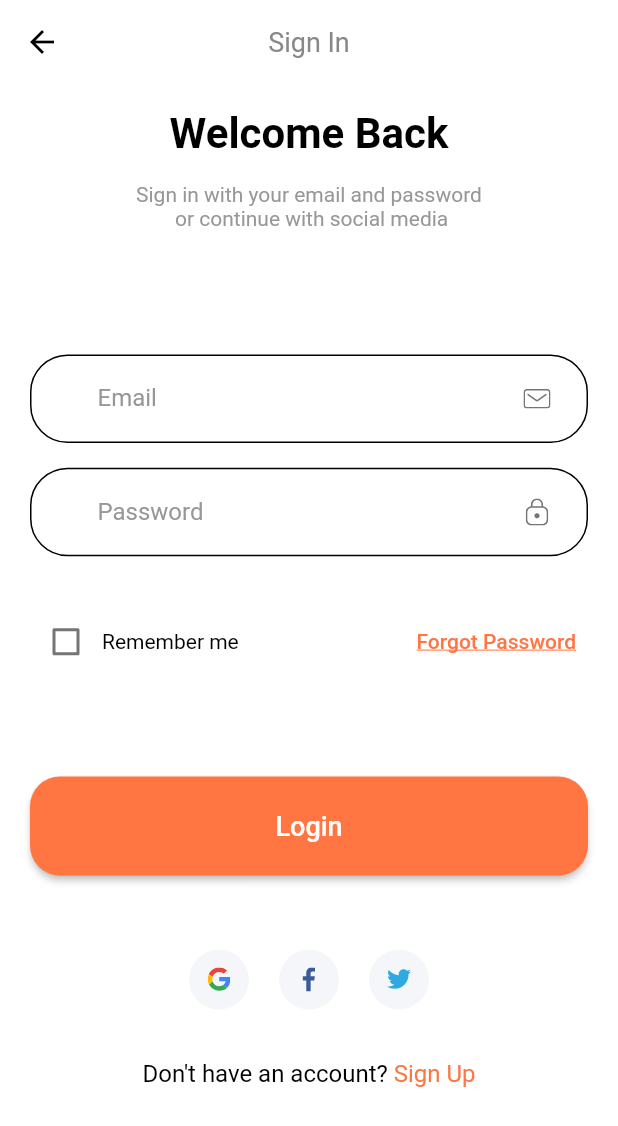
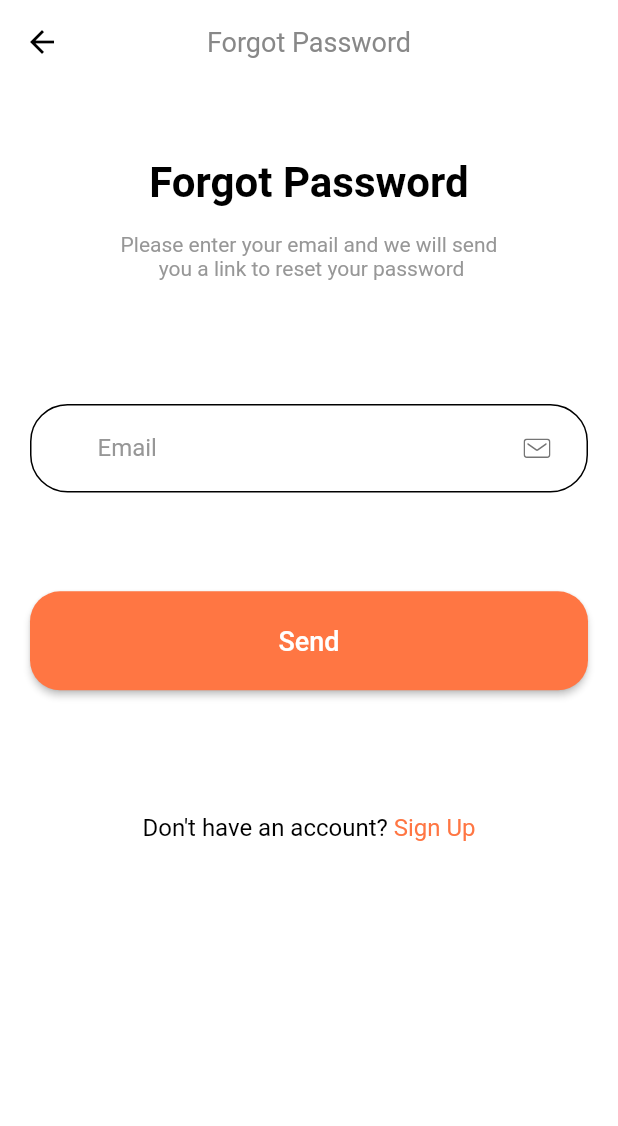
Before and after one commit to milhim/shop-app, a Flutter app: the SignInScreen screen opened by its route, after a tap on "Forgot Password", on a phone screen of 412 x 824 dp. Shown: the top 1126 px of the screen. Run offline on Flutter 3.47's test engine with Material 2 defaults, Android fonts, the phone set to English and light mode, and no system bars; our stand-ins replace flutter_svg; Roboto replaces fonts that are missing (open-sens).

Commit message:
finish sign_in

```diff
--- /dev/null
+++ b/lib/components/page_headers.dart
@@ -0,0 +1,30 @@
+import 'package:flutter/cupertino.dart';
+import 'package:flutter/src/widgets/container.dart';
+import 'package:flutter/src/widgets/framework.dart';
+import 'package:shop_app/constants.dart';
+
+class ScreenHeader extends StatelessWidget {
+  final String title;
+  final String secondaryTitle;
+  const ScreenHeader(
+      {super.key, required this.title, required this.secondaryTitle});
+
+  @override
+  Widget build(BuildContext context) {
+    return Column(
+      children: [
+        Text(
+          title,
+          style: TextStyle(
+              color: kTextColor, fontSize: 28, fontWeight: FontWeight.bold),
+        ),
+        SizedBox(height: MediaQuery.of(context).size.height * 0.02),
+        Text(
+          secondaryTitle,
+          textAlign: TextAlign.center,
+          style: TextStyle(color: kSecondaryColor),
+        ),
+      ],
+    );
+  }
+}
--- a/lib/routes.dart
+++ b/lib/routes.dart
@@ -1,8 +1,10 @@
 import 'package:flutter/widgets.dart';
+import 'package:shop_app/screens/forgot_password/forgot_password_screen.dart';
 import 'package:shop_app/screens/sign_in/sign_in_screen.dart';
 import 'package:shop_app/screens/splash/splash_screen.dart';
 
 final Map<String, WidgetBuilder> routes = {
   SplashScreen.routeName: (context) => SplashScreen(),
   SignInScreen.routName: (context) => SignInScreen(),
+  ForgotPasswordScreen.routName: (context) => ForgotPasswordScreen(),
 };
--- /dev/null
+++ b/lib/screens/forgot_password/components/forgot_password_body.dart
@@ -0,0 +1,11 @@
+import 'package:flutter/src/widgets/container.dart';
+import 'package:flutter/src/widgets/framework.dart';
+
+class ForgotPasswordBody extends StatelessWidget {
+  const ForgotPasswordBody({super.key});
+
+  @override
+  Widget build(BuildContext context) {
+    return Container();
+  }
+}
--- /dev/null
+++ b/lib/screens/forgot_password/forgot_password_screen.dart
@@ -0,0 +1,133 @@
+import 'package:flutter/material.dart';
+import 'package:flutter/src/widgets/container.dart';
+import 'package:flutter/src/widgets/framework.dart';
+import 'package:shop_app/components/default_button.dart';
+import 'package:shop_app/components/form_error.dart';
+import 'package:shop_app/components/page_headers.dart';
+import 'package:shop_app/constants.dart';
+
+class ForgotPasswordScreen extends StatefulWidget {
+  static String routName = "/forgot_password";
+
+  const ForgotPasswordScreen({super.key});
+
+  @override
+  State<ForgotPasswordScreen> createState() => _ForgotPasswordScreenState();
+}
+
+class _ForgotPasswordScreenState extends State<ForgotPasswordScreen> {
+  final _formKey = GlobalKey<FormState>();
+  final _emailController = TextEditingController();
+  String? email;
+
+  final List<String?> errors = [];
+
+  void addError({String? error}) {
+    if (!errors.contains(error)) {
+      setState(() {
+        errors.add(error);
+      });
+    }
+  }
+
+  void removeError({String? error}) {
+    if (errors.contains(error)) {
+      setState(() {
+        errors.remove(error);
+      });
+    }
+  }
+
+  @override
+  Widget build(BuildContext context) {
+    return Scaffold(
+      appBar: AppBar(
+        title: Text('Forgot Password'),
+      ),
+      body: SafeArea(
+        child: SizedBox(
+          width: double.infinity,
+          child: Padding(
+            padding: const EdgeInsets.symmetric(horizontal: 20),
+            child: Form(
+              key: _formKey,
+              child: Column(
+                children: [
+                  SizedBox(height: MediaQuery.of(context).size.height * 0.06),
+                  ScreenHeader(
+                      title: 'Forgot Password',
+                      secondaryTitle:
+                          'Please enter your email and we will send \n you a link to reset your password'),
+                  SizedBox(height: MediaQuery.of(context).size.height * 0.1),
+                  TextFormField(
+                    controller: _emailController,
+                    keyboardType: TextInputType.emailAddress,
+                    decoration: inputDecoration(
+                      hintText: "Enter your email",
+                      labelText: "Email",
+                      iconPath: "assets/icons/Mail.svg",
+                    ),
+                    onSaved: (newValue) => email = newValue,
+                    onChanged: (value) {
+                      if (value.isNotEmpty) {
+                        removeError(error: kEmailNullError);
+                      } else if (emailValidatorRegExp.hasMatch(value)) {
+                        removeError(error: kInvalidEmailError);
+                      }
+                      return;
+                    },
+                    validator: (value) {
+                      if (value!.isEmpty) {
+                        addError(error: kEmailNullError);
+                        return "";
+                      } else if (!emailValidatorRegExp.hasMatch(value)) {
+                        return "";
+                      }
+                      return null;
+                    },
+                  ),
+                  SizedBox(height: MediaQuery.of(context).size.height * 0.04),
+                  FormError(errors: errors),
+                  SizedBox(height: MediaQuery.of(context).size.height * 0.04),
+                  DefaultButton(
+                    text: 'Send',
+                    onPress: () {
+                      FocusScopeNode currentFocus = FocusScope.of(context);
+                      if (!currentFocus.hasPrimaryFocus) {
+                        currentFocus.unfocus();
+                      }
+                      if (_formKey.currentState!.validate()) {
+                        _formKey.currentState!.save();
+
+                        // if all are valid then go to success screen
+                        // KeyboardUtil.hideKeyboard(context);
+                        // Navigator.pushNamed(context, LoginSuccessScreen.routeName);
+                      }
+                    },
+                  ),
+                  SizedBox(height: MediaQuery.of(context).size.height * 0.1),
+                  Row(
+                    mainAxisAlignment: MainAxisAlignment.center,
+                    children: [
+                      const Text(
+                        "Don't have an account? ",
+                        style: TextStyle(fontSize: 16),
+                      ),
+                      GestureDetector(
+                        // onTap: () => Navigator.pushNamed(context, SignUpScreen.routeName),
+                        child: const Text(
+                          "Sign Up",
+                          style: TextStyle(fontSize: 16, color: kPrimaryColor),
+                        ),
+                      ),
+                    ],
+                  ),
+                ],
+              ),
+            ),
+          ),
+        ),
+      ),
+    );
+  }
+}
--- /dev/null
+++ b/lib/screens/sign_in/components/sign_in_body.dart
@@ -0,0 +1,69 @@
+import 'package:flutter/material.dart';
+import 'package:shop_app/components/page_headers.dart';
+import 'package:shop_app/components/social_icon.dart';
+import 'package:shop_app/constants.dart';
+import 'package:shop_app/screens/sign_in/components/sign_in_form.dart';
+
+class SignInBody extends StatelessWidget {
+  const SignInBody({super.key});
+
+  @override
+  Widget build(BuildContext context) {
+    return SafeArea(
+      child: SizedBox(
+        width: double.infinity,
+        child: Padding(
+          padding: EdgeInsets.symmetric(horizontal: 20),
+          child: SingleChildScrollView(
+            child: Column(
+              children: [
+                SizedBox(height: MediaQuery.of(context).size.height * 0.02),
+                ScreenHeader(
+                    title: 'Welcome Back',
+                    secondaryTitle:
+                        'Sign in with your email and password \n or continue with social media'),
+                SizedBox(height: MediaQuery.of(context).size.height * 0.1),
+                SignForm(),
+                SizedBox(height: MediaQuery.of(context).size.height * 0.06),
+                Row(
+                  mainAxisAlignment: MainAxisAlignment.center,
+                  children: [
+                    SocialIcon(
+                      icon: "assets/icons/google-icon.svg",
+                      press: () {},
+                    ),
+                    SocialIcon(
+                      icon: "assets/icons/facebook-2.svg",
+                      press: () {},
+                    ),
+                    SocialIcon(
+                      icon: "assets/icons/twitter.svg",
+                      press: () {},
+                    ),
+                  ],
+                ),
+                SizedBox(height: MediaQuery.of(context).size.height * 0.04),
+                Row(
+                  mainAxisAlignment: MainAxisAlignment.center,
+                  children: [
+                    const Text(
+                      "Don't have an account? ",
+                      style: TextStyle(fontSize: 16),
+                    ),
+                    GestureDetector(
+                      // onTap: () => Navigator.pushNamed(context, SignUpScreen.routeName),
+                      child: const Text(
+                        "Sign Up",
+                        style: TextStyle(fontSize: 16, color: kPrimaryColor),
+                      ),
+                    ),
+                  ],
+                ),
+              ],
+            ),
+          ),
+        ),
+      ),
+    );
+  }
+}
--- a/lib/screens/sign_in/components/body.dart
+++ b/lib/screens/sign_in/components/sign_in_form.dart
@@ -1,82 +1,8 @@
 import 'package:flutter/material.dart';
-import 'package:shop_app/components/auth_text_form_field.dart';
 import 'package:shop_app/components/default_button.dart';
 import 'package:shop_app/components/form_error.dart';
-import 'package:shop_app/components/social_icon.dart';
 import 'package:shop_app/constants.dart';
-
-class Body extends StatelessWidget {
-  const Body({super.key});
-
-  @override
-  Widget build(BuildContext context) {
-    return SafeArea(
-      child: SizedBox(
-        width: double.infinity,
-        child: Padding(
-          padding: EdgeInsets.symmetric(horizontal: 20),
-          child: SingleChildScrollView(
-            child: Column(
-              children: [
-                SizedBox(height: MediaQuery.of(context).size.height * 0.02),
-                Text(
-                  'Welcome Back',
-                  style: TextStyle(
-                      color: kTextColor,
-                      fontSize: 28,
-                      fontWeight: FontWeight.bold),
-                ),
-                SizedBox(height: MediaQuery.of(context).size.height * 0.02),
-                Text(
-                  'Sign in with your email and password \n or continue with social media',
-                  textAlign: TextAlign.center,
-                  style: TextStyle(color: kSecondaryColor),
-                ),
-                SizedBox(height: MediaQuery.of(context).size.height * 0.1),
-                SignForm(),
-                SizedBox(height: MediaQuery.of(context).size.height * 0.06),
-                Row(
-                  mainAxisAlignment: MainAxisAlignment.center,
-                  children: [
-                    SocialIcon(
-                      icon: "assets/icons/google-icon.svg",
-                      press: () {},
-                    ),
-                    SocialIcon(
-                      icon: "assets/icons/facebook-2.svg",
-                      press: () {},
-                    ),
-                    SocialIcon(
-                      icon: "assets/icons/twitter.svg",
-                      press: () {},
-                    ),
-                  ],
-                ),
-                SizedBox(height: MediaQuery.of(context).size.height * 0.04),
-                Row(
-                  mainAxisAlignment: MainAxisAlignment.center,
-                  children: [
-                    const Text(
-                      "Don't have an account? ",
-                      style: TextStyle(fontSize: 16),
-                    ),
-                    GestureDetector(
-                      // onTap: () => Navigator.pushNamed(context, SignUpScreen.routeName),
-                      child: const Text(
-                        "Sign Up",
-                        style: TextStyle(fontSize: 16, color: kPrimaryColor),
-                      ),
-                    ),
-                  ],
-                ),
-              ],
-            ),
-          ),
-        ),
-      ),
-    );
-  }
-}
+import 'package:shop_app/screens/forgot_password/forgot_password_screen.dart';
 
 class SignForm extends StatefulWidget {
   const SignForm({super.key});
@@ -89,6 +15,8 @@ class _SignFormState extends State<SignForm> {
   bool _rememberMeValue = false;
 
   final _formKey = GlobalKey<FormState>();
+  final _emailController = TextEditingController();
+  final _passwordController = TextEditingController();
   String? email;
   String? password;
   final List<String?> errors = [];
@@ -118,6 +46,7 @@ class _SignFormState extends State<SignForm> {
         mainAxisAlignment: MainAxisAlignment.spaceEvenly,
         children: [
           TextFormField(
+            controller: _emailController,
             keyboardType: TextInputType.emailAddress,
             decoration: inputDecoration(
               hintText: "Enter your email",
@@ -145,6 +74,7 @@ class _SignFormState extends State<SignForm> {
           ),
           SizedBox(height: MediaQuery.of(context).size.height * 0.02),
           TextFormField(
+            controller: _passwordController,
             obscureText: true,
             onSaved: (newValue) => password = newValue,
             onChanged: (value) {
@@ -186,7 +116,9 @@ class _SignFormState extends State<SignForm> {
               const Text("Remember me"),
               Spacer(),
               TextButton(
-                  onPressed: () {},
+                  onPressed: () {
+                    Navigator.pushNamed(context, ForgotPasswordScreen.routName);
+                  },
                   child: Text(
                     'Forgot Password',
                     style: TextStyle(
--- a/lib/screens/sign_in/sign_in_screen.dart
+++ b/lib/screens/sign_in/sign_in_screen.dart
@@ -1,5 +1,5 @@
 import 'package:flutter/material.dart';
-import 'package:shop_app/screens/sign_in/components/body.dart';
+import 'package:shop_app/screens/sign_in/components/sign_in_body.dart';
 
 class SignInScreen extends StatelessWidget {
   static String routName = "/sign_in";
@@ -11,7 +11,7 @@ class SignInScreen extends StatelessWidget {
       appBar: AppBar(
         title: Text('Sign In'),
       ),
-      body: Body(),
+      body: SignInBody(),
     );
   }
 }
```
